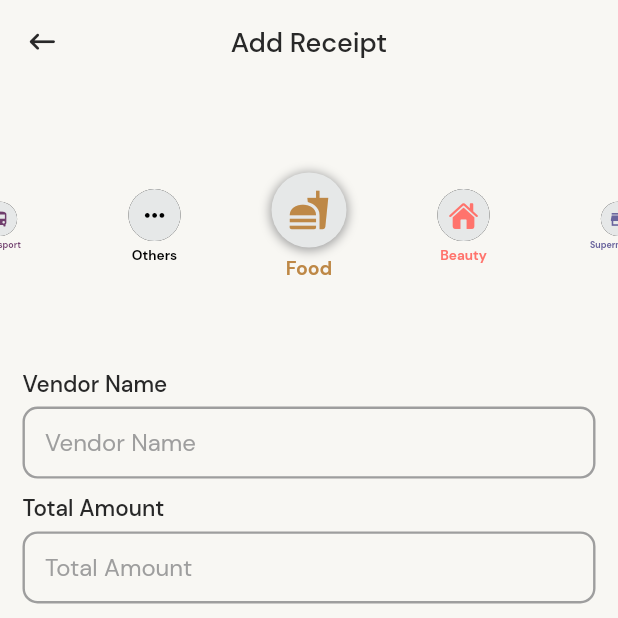
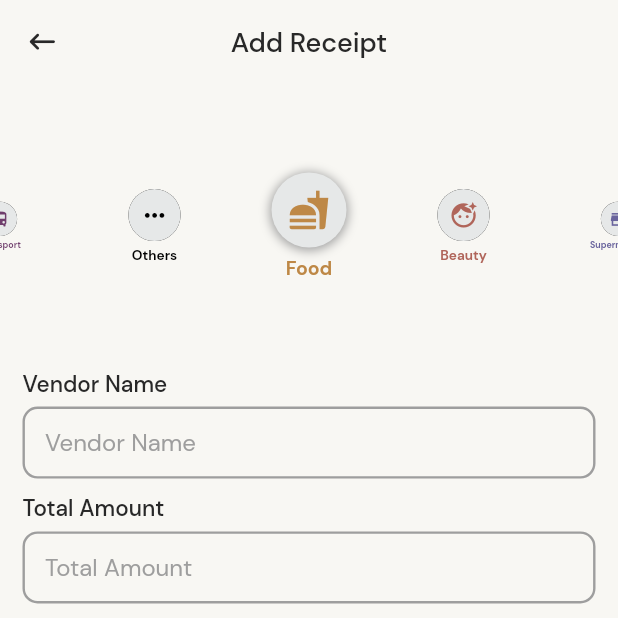
Before and after one commit to jason45992/AI-based-Receipt-Management-System, a Flutter app: the Home screen opened directly, after a tap on "Add", on a phone screen of 412 x 824 dp, the top half of it. Run offline on Flutter 3.47's test engine with Material 2 defaults, Android fonts, the phone set to English and light mode, and no system bars; drawn by our look-alikes of carousel_slider; our stand-ins replace animated_toggle_switch, cloud_firestore, dio, dotted_border, dropdown_button2, firebase_auth and 13 more; missing offline and left inert: document_scanner_flutter, snapping_sheet, sticky_grouped_list; accounts and stored records are empty; statements that could not run were skipped.

Commit message:
update icon and color

```diff
--- a/lib/json/category_list.dart
+++ b/lib/json/category_list.dart
@@ -58,7 +58,7 @@ IconData getIcon(String category) {
     case 'Food':
       return Icons.fastfood;
     case 'Beauty':
-      return CupertinoIcons.house_fill;
+      return Icons.face_retouching_natural;
     case 'Supermarket':
       return Icons.store;
     case 'Shopping':
@@ -80,7 +80,7 @@ Color getIconColor(String category) {
     case 'Food':
       return const Color.fromARGB(255, 190, 136, 70);
     case 'Beauty':
-      return const Color(0xFFFF736C);
+      return const Color(0xffb0655a);
     case 'Supermarket':
       return const Color.fromARGB(255, 105, 100, 157);
     case 'Shopping':
```
